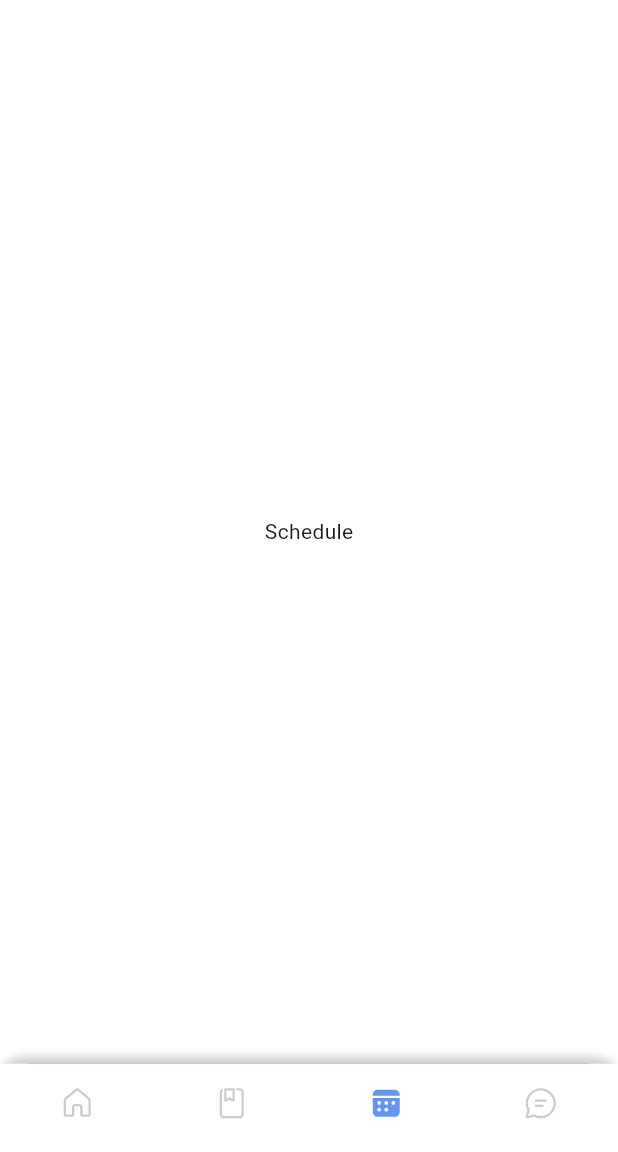
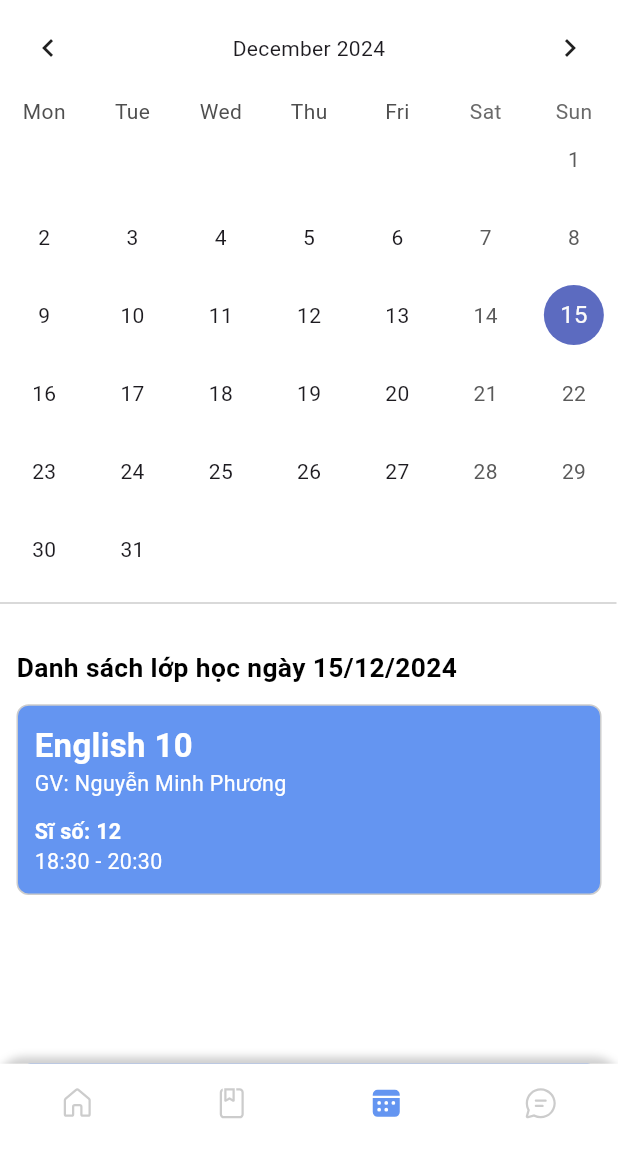
Before and after one commit to Biching12/e-learning-klass, a Flutter app: the ApplicationPage screen opened by its route, item 3 of the bottom bar chosen, on a phone screen of 412 x 824 dp, the part 84-1236 px from its top. Run offline on Flutter 3.47's test engine with Material 3 defaults, Android fonts, the phone set to English and light mode, and no system bars; drawn by our look-alikes of table_calendar; our stand-ins replace dio, dots_indicator, fluentui_system_icons, flutter_bloc, flutter_easyloading, flutter_screenutil and 2 more; accounts and stored records are empty; network calls fail.

Commit message:
addition screen school schedule

```diff
--- a/lib/common/widgets/devider_line.dart
+++ b/lib/common/widgets/devider_line.dart
@@ -2,12 +2,13 @@
 import 'package:e_learning_klass/common/values/colors.dart';
 import 'package:flutter/material.dart';
 
-Widget dividerLine() {
-  return const Divider(
+Widget dividerLine(
+    {double thickNess = 10, Color color = AppColors.deviderLineColorElement}) {
+  return Divider(
     height: 20,
-    thickness: 10,
+    thickness: thickNess,
     indent: 0,
     endIndent: 1,
-    color: AppColors.deviderLineColorElement,
+    color: color,
   );
 }
--- a/lib/common/widgets/information_class_card.dart
+++ b/lib/common/widgets/information_class_card.dart
@@ -17,8 +17,8 @@ Widget _buidText(String text,
   );
 }
 
-Widget buildInfoClassCard(String title, String teacher, String assistant,
-    String studentCount, String time,
+Widget buildInfoClassCard(
+    String title, String teacher, String studentCount, String time,
     {int? boder}) {
   return Container(
     width: 360.w,
@@ -40,7 +40,6 @@ Widget buildInfoClassCard(String title, String teacher, String assistant,
       children: [
         _buidText(title, size: 20, fontweight: FontWeight.bold),
         _buidText("GV: $teacher"),
-        _buidText("ĐG: $assistant"),
         SizedBox(
           height: 12.h,
         ),
--- a/lib/pages/application/widgets/application_widgets.dart
+++ b/lib/pages/application/widgets/application_widgets.dart
@@ -3,6 +3,7 @@ import 'package:e_learning_klass/pages/application/bloc/app_blocs.dart';
 import 'package:e_learning_klass/pages/application/bloc/app_events.dart';
 import 'package:e_learning_klass/pages/classes/classes.dart';
 import 'package:e_learning_klass/pages/home/home_page.dart';
+import 'package:e_learning_klass/pages/school_schedule/school_schedule.dart';
 import 'package:fluentui_system_icons/fluentui_system_icons.dart';
 import 'package:flutter/material.dart';
 import 'package:flutter_bloc/flutter_bloc.dart';
@@ -11,9 +12,7 @@ Widget buildPage(int index) {
   List<Widget> _widget = [
     const HomePage(),
     const Classes(),
-    Center(
-      child: Text('Schedule'),
-    ),
+    const SchoolSchedule(),
     Center(
       child: Text("Toolbox"),
     )
--- a/lib/pages/class_today/class_today.dart
+++ b/lib/pages/class_today/class_today.dart
@@ -1,3 +1,4 @@
+import 'package:e_learning_klass/common/routes/names.dart';
 import 'package:e_learning_klass/common/values/colors.dart';
 import 'package:e_learning_klass/common/widgets/base_app_bar.dart';
 import 'package:e_learning_klass/common/widgets/base_nav_bar.dart';
@@ -31,12 +32,11 @@ class _ClassTodayState extends State<ClassToday> {
                 homePageText("Bấm vào lớp bên dưới để điểm danh"),
                 GestureDetector(
                   onTap: () {
-                    Navigator.pushNamed(context, "/class_detail");
+                    Navigator.pushNamed(context, AppRoutes.classDetail);
                   },
                   child: buildInfoClassCard(
                     "English 10",
                     "Nguyễn Minh Phương",
-                    "Ngô Thục Anh",
                     '12',
                     "18:30 - 20:30",
                   ),
--- a/lib/pages/classes/widgets/classes_widget.dart
+++ b/lib/pages/classes/widgets/classes_widget.dart
@@ -24,8 +24,8 @@ Widget classCard() {
           bottom: -40,
           left: 0,
           right: 0,
-          child: buildInfoClassCard("English 10", "Nguyễn Minh Phương",
-              "Ngô Thục Anh", '12', "18:30 - 20:30",
+          child: buildInfoClassCard(
+              "English 10", "Nguyễn Minh Phương", '12', "18:30 - 20:30",
               boder: 1),
         ),
       ],
--- a/lib/pages/home/home_page.dart
+++ b/lib/pages/home/home_page.dart
@@ -96,7 +96,6 @@ class _HomePageState extends State<HomePage> {
                   child: buildInfoClassCard(
                     "English 10",
                     "Nguyễn Minh Phương",
-                    "Ngô Thục Anh",
                     '12',
                     "18:30 - 20:30",
                   ),
--- /dev/null
+++ b/lib/pages/school_schedule/bloc/school_schedule_states.dart
@@ -0,0 +1,3 @@
+class SchoolScheduleStates {
+  const SchoolScheduleStates();
+}
--- /dev/null
+++ b/lib/pages/school_schedule/school_schedule.dart
@@ -0,0 +1,108 @@
+import 'package:e_learning_klass/common/routes/routes.dart';
+import 'package:e_learning_klass/common/values/colors.dart';
+import 'package:e_learning_klass/common/widgets/devider_line.dart';
+import 'package:e_learning_klass/common/widgets/information_class_card.dart';
+import 'package:e_learning_klass/pages/school_schedule/widgets/school_schedule_widget.dart';
+import 'package:flutter/material.dart';
+import 'package:flutter_screenutil/flutter_screenutil.dart';
+import 'package:intl/intl.dart';
+import 'package:table_calendar/table_calendar.dart';
+
+class SchoolSchedule extends StatefulWidget {
+  const SchoolSchedule({super.key});
+
+  @override
+  State<SchoolSchedule> createState() => _SchoolScheduleState();
+}
+
+class _SchoolScheduleState extends State<SchoolSchedule> {
+  CalendarFormat _calendarFormat = CalendarFormat.month;
+  DateTime _focusedDay = DateTime.now();
+
+  DateTime? _selectedDay;
+
+  @override
+  void initState() {
+    super.initState();
+    _selectedDay = _focusedDay;
+  }
+
+  void _onDaySelected(DateTime selectedDay, DateTime focuseday) {
+    if (!isSameDay(_selectedDay, selectedDay)) {
+      setState(() {
+        _selectedDay = selectedDay;
+        _focusedDay = focuseday;
+      });
+    }
+  }
+
+  @override
+  void dispose() {
+    super.dispose();
+  }
+
+  @override
+  Widget build(BuildContext context) {
+    return SafeArea(
+        child: Scaffold(
+      backgroundColor: AppColors.primaryBackground,
+      body: SingleChildScrollView(
+        child: Column(
+          crossAxisAlignment: CrossAxisAlignment.start,
+          children: [
+            TableCalendar(
+              focusedDay: _focusedDay,
+              firstDay: DateTime.utc(2010, 3, 14),
+              lastDay: DateTime.utc(2030, 3, 14),
+              selectedDayPredicate: (day) => isSameDay(_selectedDay, day),
+              calendarFormat: _calendarFormat,
+              availableCalendarFormats: const {
+                // Loại bỏ tùy chọn khác
+                CalendarFormat.month: 'Month',
+              },
+              startingDayOfWeek: StartingDayOfWeek.monday,
+              onDaySelected: _onDaySelected,
+              calendarStyle: const CalendarStyle(
+                outsideDaysVisible: false,
+              ),
+              headerStyle: const HeaderStyle(
+                formatButtonVisible: false,
+                titleCentered: true,
+                titleTextStyle: TextStyle(
+                  // Tuỳ chỉnh kiểu chữ nếu cần
+                  fontSize: 14.0,
+                  fontWeight: FontWeight.w400,
+                ),
+              ),
+              onPageChanged: (focusedDay) {
+                _focusedDay = focusedDay;
+              },
+            ),
+            dividerLine(
+                thickNess: 1, color: AppColors.primaryFourthElementText),
+            Container(
+              margin: EdgeInsets.symmetric(vertical: 0, horizontal: 10.w),
+              child: textCalendar("Danh sách lớp học ngày ${DateFormat(
+                'dd/MM/yyyy',
+              ).format(_focusedDay)}"),
+            ),
+            GestureDetector(
+              onTap: () {
+                Navigator.pushNamed(context, AppRoutes.classDetail);
+              },
+              child: Container(
+                margin: EdgeInsets.symmetric(vertical: 0, horizontal: 10.w),
+                child: buildInfoClassCard(
+                  "English 10",
+                  "Nguyễn Minh Phương",
+                  '12',
+                  "18:30 - 20:30",
+                ),
+              ),
+            ),
+          ],
+        ),
+      ),
+    ));
+  }
+}
--- /dev/null
+++ b/lib/pages/school_schedule/widgets/school_schedule_widget.dart
@@ -0,0 +1,16 @@
+//reusable title widget
+import 'package:e_learning_klass/common/values/colors.dart';
+import 'package:flutter/material.dart';
+import 'package:flutter_screenutil/flutter_screenutil.dart';
+
+Widget textCalendar(String text,
+    {Color color = AppColors.primaryText, int top = 20}) {
+  return Container(
+    margin: EdgeInsets.only(top: top.h),
+    child: Text(
+      text,
+      style:
+          TextStyle(color: color, fontSize: 16.sp, fontWeight: FontWeight.bold),
+    ),
+  );
+}
--- a/pubspec.yaml
+++ b/pubspec.yaml
@@ -43,6 +43,7 @@ dependencies:
   shared_preferences: ^2.3.3
   flutter_easyloading: ^3.0.5
   dio: ^5.7.0
+  table_calendar: ^3.1.3
 
 dev_dependencies:
   flutter_test:
```
Also changed, not shown: lib/pages/school_schedule/bloc/school_schedule_blocs.dart (added, +10 -0 lines), lib/pages/school_schedule/bloc/school_schedule_events.dart (added, +7 -0 lines), pubspec.lock.
